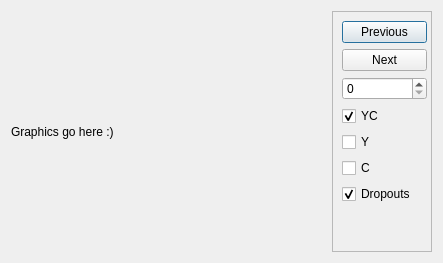
The window that tools/ld-analyse/oscilloscopedialog.ui (happycube/ld-decode) describes before a commit, drawn with Qt 5.
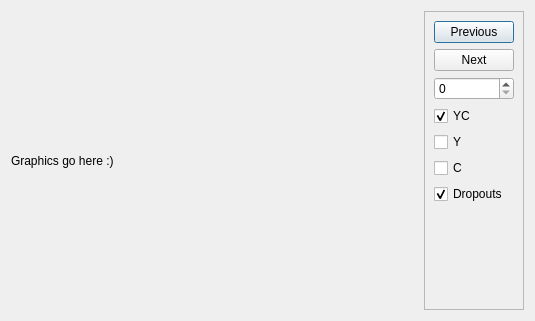
The same window after the commit.

Commit message: Improvements to the oscilloscope view and interaction with the main frame viewer window

Diff of the .ui file:
```diff
--- a/tools/ld-analyse/oscilloscopedialog.ui
+++ b/tools/ld-analyse/oscilloscopedialog.ui
@@ -6,8 +6,8 @@
    <rect>
     <x>0</x>
     <y>0</y>
-    <width>443</width>
-    <height>263</height>
+    <width>535</width>
+    <height>321</height>
    </rect>
   </property>
   <property name="maximumSize">
@@ -47,15 +47,8 @@
      <property name="frameShadow">
       <enum>QFrame::Raised</enum>
      </property>
-     <widget class="QWidget" name="verticalLayoutWidget">
-      <property name="geometry">
-       <rect>
-        <x>10</x>
-        <y>10</y>
-        <width>85</width>
-        <height>221</height>
-       </rect>
-      </property>
+     <layout class="QVBoxLayout" name="verticalLayout_2">
+      <item>
       <layout class="QVBoxLayout" name="verticalLayout">
        <item>
         <widget class="QPushButton" name="previousPushButton">
@@ -165,7 +158,8 @@
         </spacer>
        </item>
       </layout>
-     </widget>
+      </item>
+     </layout>
     </widget>
    </item>
   </layout>
```
Lines whose indentation alone changed are shown as unchanged. The commit also changes 4 other files.
